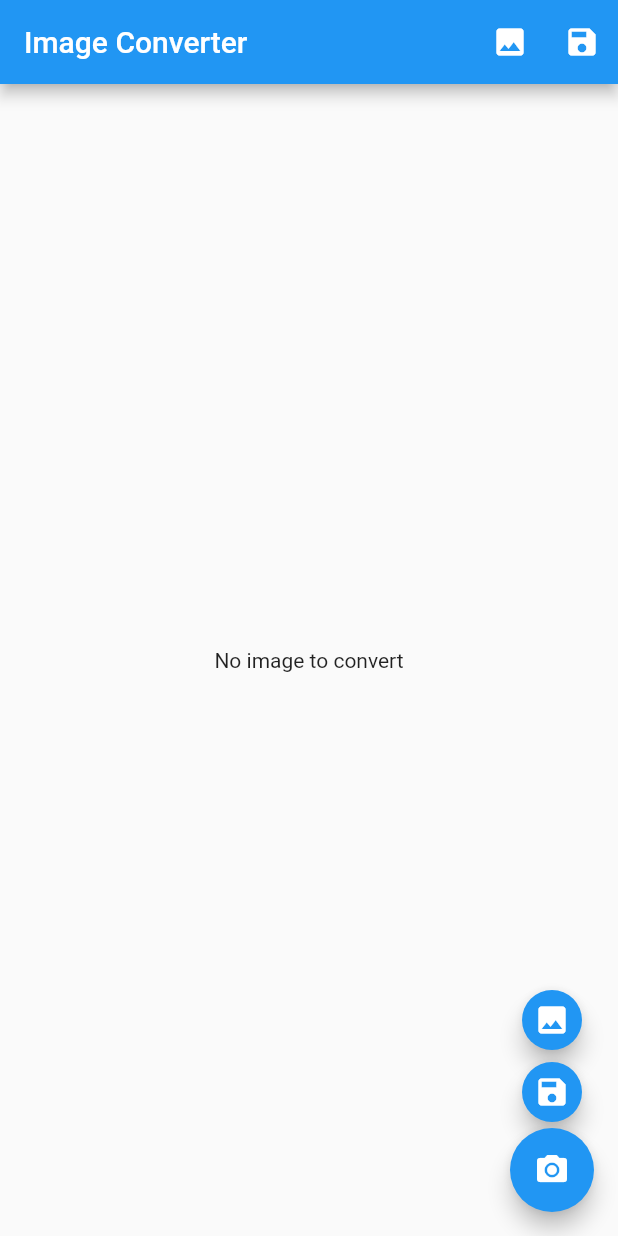
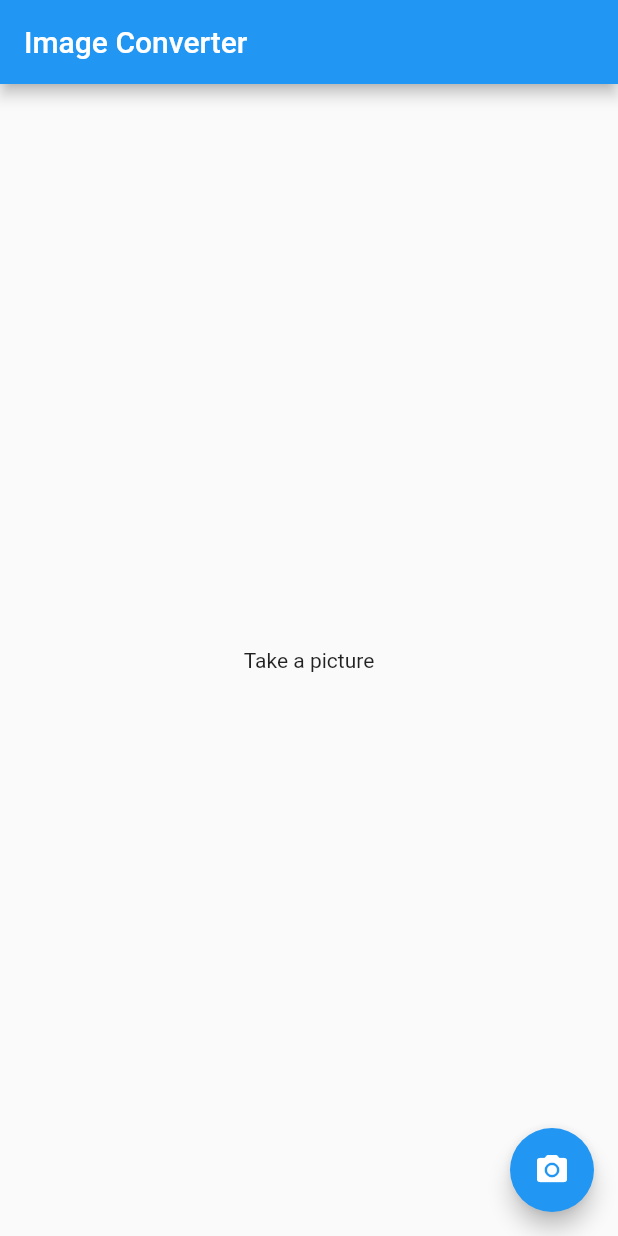
Before and after one commit to ivlop/cartoonify, a Flutter app: the screen it shows after launch, on a phone screen of 412 x 824 dp. Run offline on Flutter 3.47's test engine with Material 2 defaults, Android fonts, the phone set to English and light mode, and no system bars; our stand-ins replace image_picker.

Commit message:
solo boton camara 	modified:   image_converter/lib/main.dart

```diff
--- a/image_converter/lib/main.dart
+++ b/image_converter/lib/main.dart
@@ -26,44 +26,14 @@ class _MyAppState extends State<MyApp>{
     return new MaterialApp(title: 'Image converter',
       home: new Scaffold(
           appBar: new AppBar(title: new Text('Image Converter'),
-            actions: <Widget>[
-              IconButton(
-                icon: Icon(Icons.image),
-                tooltip: 'Open gallery',
-                onPressed: (){},
-              ),
-              IconButton(
-                icon: Icon(Icons.save,),
-                tooltip: 'Save photo',
-                onPressed: (){},
-              ),
-            ],
           ),
-          body: new Center(child: _image == null? new Text('No image to convert'):new Image.file(_image),
+          body: new Center(child: _image == null? new Text('Take a picture'):new Image.file(_image),
           ),
-          floatingActionButton:Column(
-            //crossAxisAlignment: CrossAxisAlignment.end,
-              mainAxisAlignment: MainAxisAlignment.end,
-              children: <Widget>[
-                FloatingActionButton(
-                  child: Icon(Icons.image,),
-                  tooltip: 'Open gallery',
-                  mini: true,
-                  backgroundColor: Colors.blue,
-                  onPressed: (){},
-                ),
-                FloatingActionButton(
-                  child: Icon(Icons.save,),
-                  tooltip: 'Save photo',
-                  mini: true,
-                  onPressed: (){},
-                ),
-                FloatingActionButton(onPressed: getImage,
-                  tooltip: 'Pick Image',
-                  child: Icon(Icons.photo_camera),
-                ),
-              ]
-          )
+          floatingActionButton: FloatingActionButton(
+            onPressed: getImage,
+            tooltip: 'Take Image',
+            child: Icon(Icons.photo_camera),
+          ),
       ),
     );
   }
```
